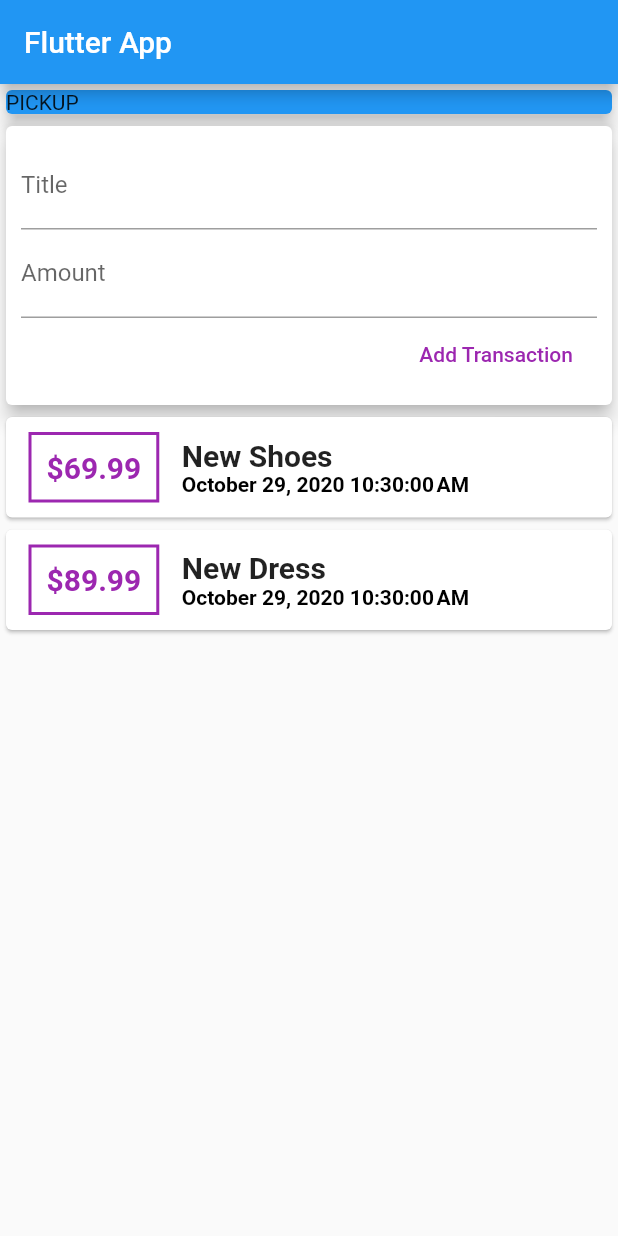
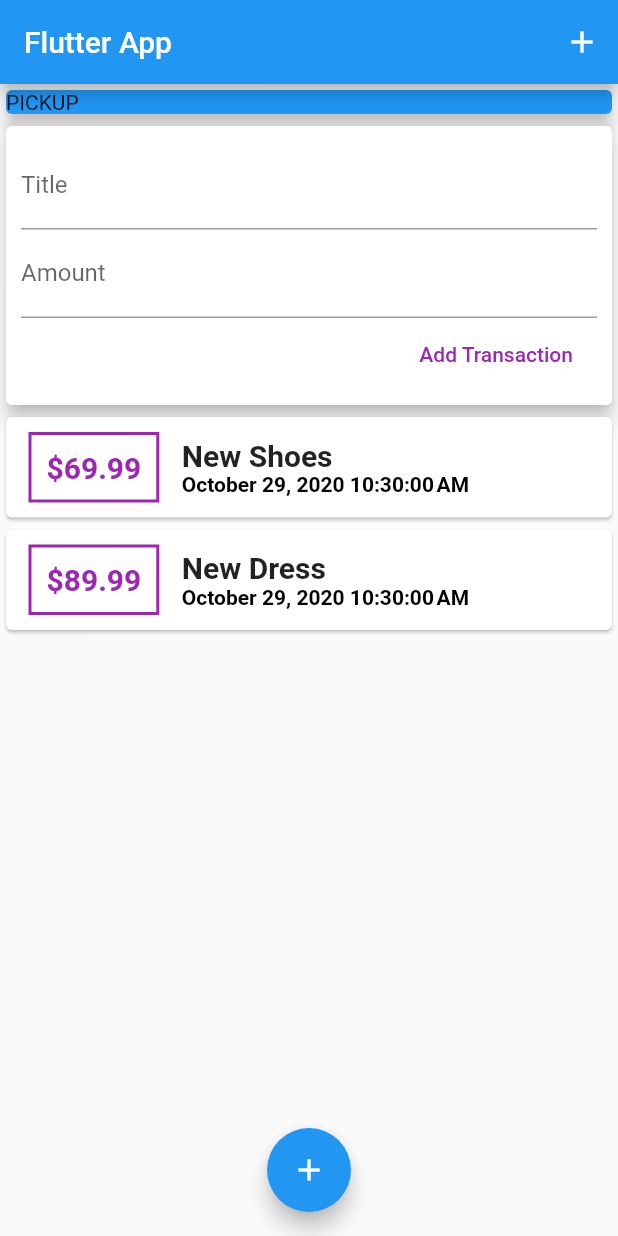
Before and after one commit to arvindnovem/Personal-Expenses-App, a Flutter app: the screen it shows after launch, after a tap on "Add Transaction", on a phone screen of 412 x 824 dp. Run offline on Flutter 3.47's test engine with Material 2 defaults, Android fonts, the phone set to English and light mode, and no system bars.

Commit message:
Add floating button

```diff
--- a/lib/main.dart
+++ b/lib/main.dart
@@ -17,12 +17,14 @@ class MyHomePage extends StatelessWidget {
   @override
   Widget build(BuildContext context) {
     return Scaffold(
-        appBar: AppBar(
-          title: Text('Flutter App'),
-        ),
+      appBar: AppBar(title: Text('Flutter App'), actions: [
+        IconButton(
+          icon: Icon(Icons.add),
+          onPressed: () {},
+        )
+      ]),
       body: SingleChildScrollView(
-            child:
-                Column(mainAxisAlignment: MainAxisAlignment.start, children: [
+          child: Column(mainAxisAlignment: MainAxisAlignment.start, children: [
         Container(
             width: double.infinity,
             child: Card(
@@ -31,6 +33,12 @@ class MyHomePage extends StatelessWidget {
               elevation: 5,
             )),
         UserTransactions()
-        ])));
+      ])),
+      floatingActionButtonLocation: FloatingActionButtonLocation.centerFloat,
+      floatingActionButton: FloatingActionButton(
+        child: Icon(Icons.add),
+        onPressed: () {},
+      ),
+    );
   }
 }
--- a/lib/widgets/new_transaction.dart
+++ b/lib/widgets/new_transaction.dart
@@ -5,6 +5,21 @@ class NewTransaction extends StatelessWidget {
   final titlecontroller = TextEditingController();
   final Function addTx;
   NewTransaction(this.addTx);
+
+  void submitData() {
+    final enteredTitle = titlecontroller.text;
+    final enteredAmount = double.parse(amountcontroller.text);
+
+    if (enteredTitle.isEmpty || enteredAmount <= 0) {
+      return;
+    }
+
+    addTx(
+      enteredTitle,
+      enteredAmount,
+    );
+  }
+
   @override
   Widget build(BuildContext context) {
     return Card(
@@ -17,18 +32,17 @@ class NewTransaction extends StatelessWidget {
               TextField(
                 decoration: InputDecoration(labelText: 'Title'),
                 controller: titlecontroller,
+                onSubmitted: (val) => submitData(),
               ),
               TextField(
                 decoration: InputDecoration(labelText: 'Amount'),
                 controller: amountcontroller,
+                onSubmitted: (val) => submitData(),
               ),
               FlatButton(
                 child: Text("Add Transaction"),
                 textColor: Colors.purple,
-                onPressed: () {
-                  addTx(titlecontroller.text,
-                      double.parse(amountcontroller.text));
-                },
+                onPressed: submitData,
               ),
             ],
           ),
--- a/lib/widgets/transaction_list.dart
+++ b/lib/widgets/transaction_list.dart
@@ -20,7 +20,7 @@ class TransactionList extends StatelessWidget {
                         border: Border.all(color: Colors.purple, width: 2)),
                     padding: EdgeInsets.all(10),
                     child: Text(
-                      '\$${transactions[index].amount}', //String interpolation
+                      '\$${transactions[index].amount.toStringAsFixed(2)}', //String interpolation
                       style: TextStyle(
                           fontWeight: FontWeight.bold,
                           fontSize: 20,
```
Lines whose indentation alone changed are shown as unchanged.
